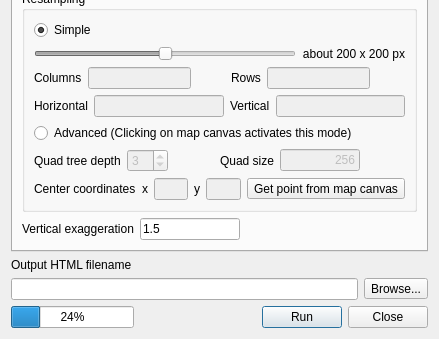
Qt form qgis2threejsdialog.ui (minorua/Qgis2threejs) before a commit; both pictures show x 0 to 439 and y 181 to 520 of the 439 by 520 pixel window.
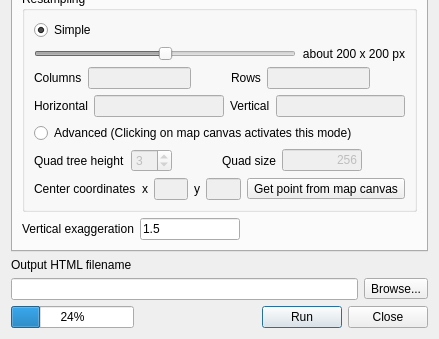
The same form after that commit.

Commit message: fix wording (tree depth to height) and so on

Diff of the .ui file:
```diff
--- a/qgis2threejsdialog.ui
+++ b/qgis2threejsdialog.ui
@@ -277,7 +277,7 @@
               <item>
                <widget class="QLabel" name="label_11">
                 <property name="text">
-                 <string>Quad tree depth</string>
+                 <string>Quad tree height</string>
                 </property>
                </widget>
               </item>
```
Left out of the diff: 2 changed lines with no effect on the pictures. The commit also changes 5 other files.
